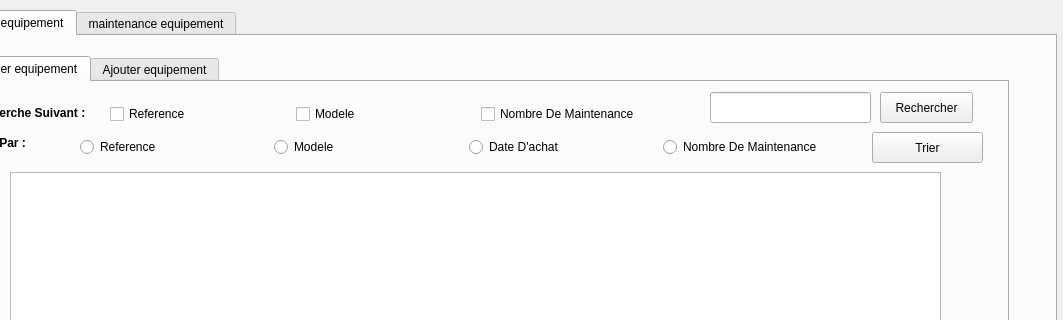
Before: the Qt Designer form Smart-Factory-2A1/smart_factory_2a1.ui in KhalilSRIDI/Smart_Factory_2A1, drawn with Qt 5; both pictures show x 94 to 1157 and y 0 to 320 of the 1280 by 851 pixel window.
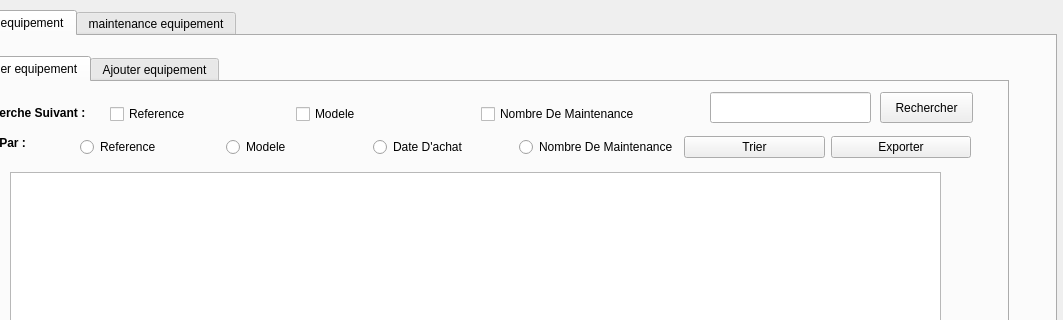
After: the same form once the commit is applied. The open tabs and pages were chosen to show the change. Icons and pictures are not drawn.

Diff of the .ui file:
```diff
--- a/Smart-Factory-2A1/smart_factory_2a1.ui
+++ b/Smart-Factory-2A1/smart_factory_2a1.ui
@@ -5816,7 +5816,7 @@
            <rect>
             <x>120</x>
             <y>50</y>
-            <width>771</width>
+            <width>891</width>
             <height>30</height>
            </rect>
           </property>
@@ -5849,6 +5849,30 @@
              </property>
             </widget>
            </item>
+           <item>
+            <widget class="QPushButton" name="pushButton_trier">
+             <property name="text">
+              <string>Trier</string>
+             </property>
+             <property name="icon">
+              <iconset>
+               <normaloff>../../../icons/TriMan-300x300.png</normaloff>../../../icons/TriMan-300x300.png</iconset>
+             </property>
+             <property name="checkable">
+              <bool>true</bool>
+             </property>
+             <property name="checked">
+              <bool>false</bool>
+             </property>
+            </widget>
+           </item>
+           <item>
+            <widget class="QPushButton" name="pushButtonExporterEquip">
+             <property name="text">
+              <string>Exporter</string>
+             </property>
+            </widget>
+           </item>
           </layout>
          </widget>
          <widget class="QWidget" name="layoutWidget_8">
@@ -5893,29 +5917,6 @@
            </item>
           </layout>
          </widget>
-         <widget class="QPushButton" name="pushButton_trier">
-          <property name="geometry">
-           <rect>
-            <x>912</x>
-            <y>50</y>
-            <width>111</width>
-            <height>31</height>
-           </rect>
-          </property>
-          <property name="text">
-           <string>Trier</string>
-          </property>
-          <property name="icon">
-           <iconset>
-            <normaloff>../../../icons/TriMan-300x300.png</normaloff>../../../icons/TriMan-300x300.png</iconset>
-          </property>
-          <property name="checkable">
-           <bool>true</bool>
-          </property>
-          <property name="checked">
-           <bool>false</bool>
-          </property>
-         </widget>
          <widget class="QPushButton" name="pushButton_stat">
           <property name="geometry">
            <rect>
```
Left out of the diff: 15 changed lines with no effect on the pictures.
